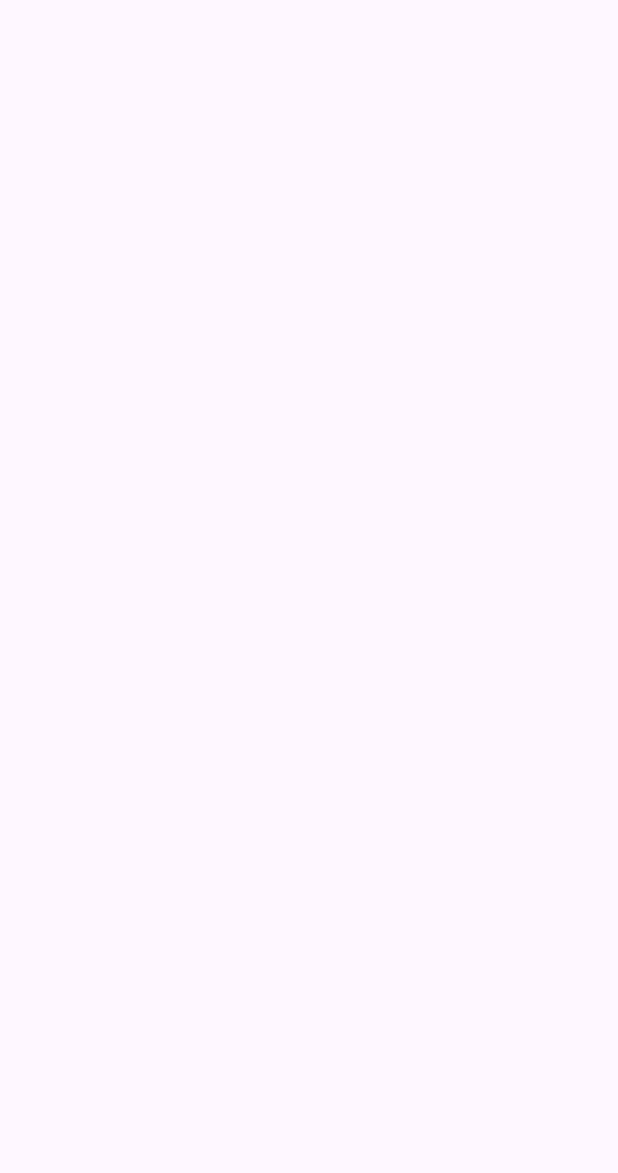
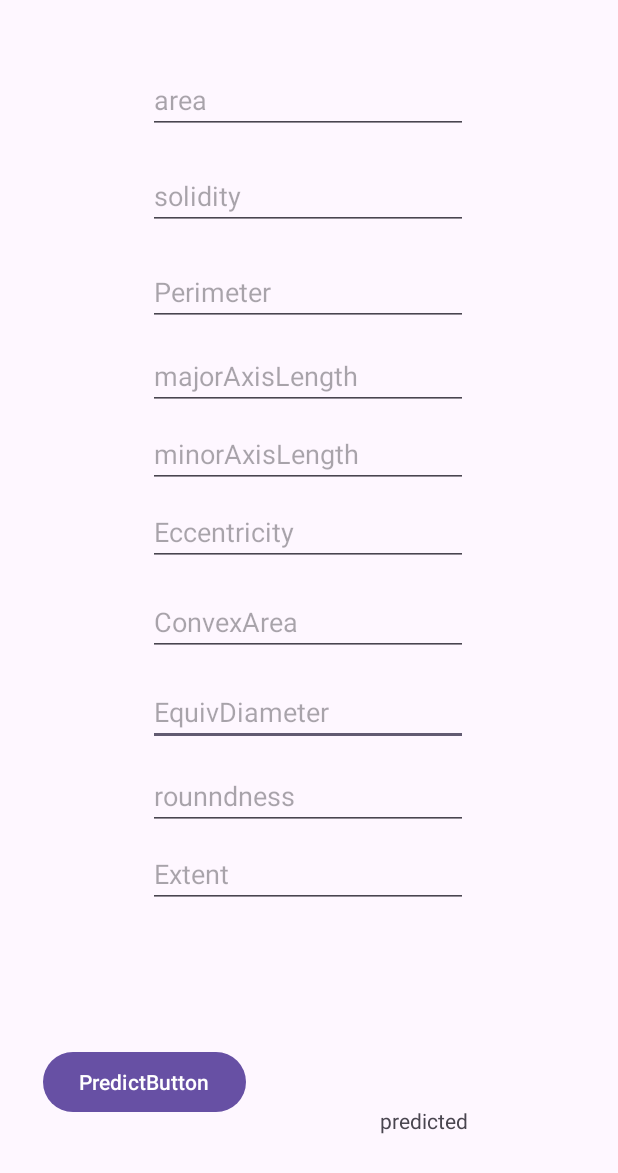
Before and after one commit to ankitghoshthecreator/riceClassification, an Android app: the screen it shows after launch (MainActivity), on a phone screen of 412 x 824 dp. Before the commit the part shown is empty. Shown: the top 1173 px of the screen. Run offline under Robolectric (Android 15) with nearby library versions, the phone set to English and light mode, and no system bars.

Commit message:
frontend done

```diff
--- a/app/src/main/res/layout/activity_main.xml
+++ b/app/src/main/res/layout/activity_main.xml
@@ -5,4 +5,157 @@
     android:id="@+id/main"
     android:layout_width="match_parent"
     android:layout_height="match_parent"
-    tools:context=".MainActivity"/>
+    tools:context=".MainActivity">
+
+    <EditText
+        android:id="@+id/EquivDiameter"
+        android:layout_width="wrap_content"
+        android:layout_height="wrap_content"
+        android:layout_marginTop="452dp"
+        android:ems="10"
+        android:hint="EquivDiameter"
+        android:inputType="text"
+        app:layout_constraintEnd_toEndOf="parent"
+        app:layout_constraintHorizontal_bias="0.497"
+        app:layout_constraintStart_toStartOf="parent"
+        app:layout_constraintTop_toTopOf="parent" />
+
+    <EditText
+        android:id="@+id/perimeter"
+        android:layout_width="wrap_content"
+        android:layout_height="wrap_content"
+        android:layout_marginTop="172dp"
+        android:ems="10"
+        android:hint="Perimeter"
+        android:inputType="text"
+        app:layout_constraintEnd_toEndOf="parent"
+        app:layout_constraintHorizontal_bias="0.497"
+        app:layout_constraintStart_toStartOf="parent"
+        app:layout_constraintTop_toTopOf="parent" />
+
+    <EditText
+        android:id="@+id/area"
+        android:layout_width="wrap_content"
+        android:layout_height="wrap_content"
+        android:layout_marginTop="44dp"
+        android:ems="10"
+        android:hint="area"
+        android:inputType="text"
+        app:layout_constraintEnd_toEndOf="parent"
+        app:layout_constraintHorizontal_bias="0.497"
+        app:layout_constraintStart_toStartOf="parent"
+        app:layout_constraintTop_toTopOf="parent" />
+
+    <EditText
+        android:id="@+id/majorAxisLength"
+        android:layout_width="wrap_content"
+        android:layout_height="wrap_content"
+        android:layout_marginTop="228dp"
+        android:ems="10"
+        android:hint="majorAxisLength"
+        android:inputType="text"
+        app:layout_constraintEnd_toEndOf="parent"
+        app:layout_constraintHorizontal_bias="0.497"
+        app:layout_constraintStart_toStartOf="parent"
+        app:layout_constraintTop_toTopOf="parent" />
+
+    <EditText
+        android:id="@+id/roundness"
+        android:layout_width="wrap_content"
+        android:layout_height="wrap_content"
+        android:layout_marginTop="508dp"
+        android:ems="10"
+        android:hint="rounndness"
+        android:inputType="text"
+        app:layout_constraintEnd_toEndOf="parent"
+        app:layout_constraintHorizontal_bias="0.497"
+        app:layout_constraintStart_toStartOf="parent"
+        app:layout_constraintTop_toTopOf="parent" />
+
+    <EditText
+        android:id="@+id/solidity"
+        android:layout_width="wrap_content"
+        android:layout_height="wrap_content"
+        android:layout_marginTop="108dp"
+        android:ems="10"
+        android:hint="solidity"
+        android:inputType="text"
+        app:layout_constraintEnd_toEndOf="parent"
+        app:layout_constraintHorizontal_bias="0.497"
+        app:layout_constraintStart_toStartOf="parent"
+        app:layout_constraintTop_toTopOf="parent" />
+
+    <EditText
+        android:id="@+id/Eccentricity"
+        android:layout_width="wrap_content"
+        android:layout_height="wrap_content"
+        android:layout_marginTop="332dp"
+        android:ems="10"
+        android:hint="Eccentricity"
+        android:inputType="text"
+        app:layout_constraintEnd_toEndOf="parent"
+        app:layout_constraintHorizontal_bias="0.497"
+        app:layout_constraintStart_toStartOf="parent"
+        app:layout_constraintTop_toTopOf="parent" />
+
+    <EditText
+        android:id="@+id/ConvexArea"
+        android:layout_width="wrap_content"
+        android:layout_height="wrap_content"
+        android:layout_marginTop="392dp"
+        android:ems="10"
+        android:hint="ConvexArea"
+        android:inputType="text"
+        app:layout_constraintEnd_toEndOf="parent"
+        app:layout_constraintHorizontal_bias="0.497"
+        app:layout_constraintStart_toStartOf="parent"
+        app:layout_constraintTop_toTopOf="parent" />
+
+    <EditText
+        android:id="@+id/minorAxisLength"
+        android:layout_width="wrap_content"
+        android:layout_height="wrap_content"
+        android:layout_marginTop="280dp"
+        android:ems="10"
+        android:hint="minorAxisLength"
+        android:inputType="text"
+        app:layout_constraintEnd_toEndOf="parent"
+        app:layout_constraintHorizontal_bias="0.497"
+        app:layout_constraintStart_toStartOf="parent"
+        app:layout_constraintTop_toTopOf="parent" />
+
+    <EditText
+        android:id="@+id/Extent"
+        android:layout_width="wrap_content"
+        android:layout_height="wrap_content"
+        android:layout_marginTop="560dp"
+        android:ems="10"
+        android:hint="Extent"
+        android:inputType="text"
+        app:layout_constraintEnd_toEndOf="parent"
+        app:layout_constraintHorizontal_bias="0.497"
+        app:layout_constraintStart_toStartOf="parent"
+        app:layout_constraintTop_toTopOf="parent" />
+
+    <Button
+        android:id="@+id/predict"
+        android:layout_width="wrap_content"
+        android:layout_height="wrap_content"
+        android:layout_marginEnd="248dp"
+        android:text="PredictButton"
+        app:layout_constraintBottom_toBottomOf="parent"
+        app:layout_constraintEnd_toEndOf="parent"
+        app:layout_constraintTop_toBottomOf="@+id/Extent"
+        app:layout_constraintVertical_bias="0.538" />
+
+    <TextView
+        android:id="@+id/predicted"
+        android:layout_width="wrap_content"
+        android:layout_height="wrap_content"
+        android:text="predicted"
+        app:layout_constraintBottom_toBottomOf="parent"
+        app:layout_constraintEnd_toEndOf="@+id/Extent"
+        app:layout_constraintTop_toBottomOf="@+id/Extent"
+        app:layout_constraintVertical_bias="0.663" />
+
+</androidx.constraintlayout.widget.ConstraintLayout>
```
Also changed, not shown: 1 other file.
